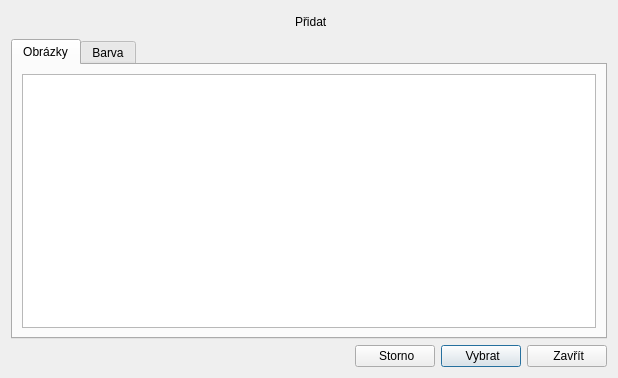
This is src/gui/backgrounddialog.ui in CZDanol/StrawLumen as Qt 5 draws it before an edit. The edited form follows.
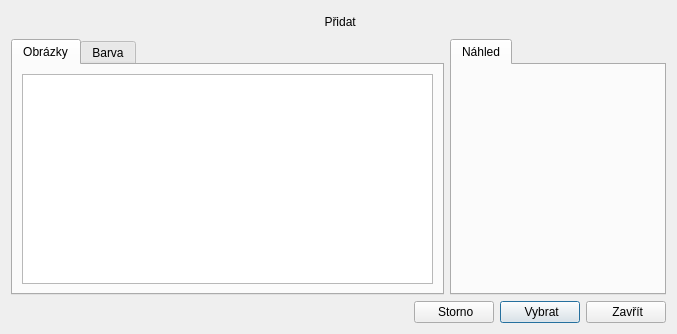
This is the edited form. The open tabs and pages were chosen to show the change. Icons and pictures are not drawn.

```diff
--- a/src/gui/backgrounddialog.ui
+++ b/src/gui/backgrounddialog.ui
@@ -6,8 +6,8 @@
    <rect>
     <x>0</x>
     <y>0</y>
-    <width>618</width>
-    <height>378</height>
+    <width>677</width>
+    <height>334</height>
    </rect>
   </property>
   <property name="acceptDrops">
@@ -57,10 +57,12 @@
     </widget>
    </item>
    <item>
+    <layout class="QHBoxLayout" name="horizontalLayout_2">
+     <item>
     <widget class="QTabWidget" name="twGallery">
      <property name="sizePolicy">
-      <sizepolicy hsizetype="Preferred" vsizetype="Expanding">
-       <horstretch>0</horstretch>
+        <sizepolicy hsizetype="Expanding" vsizetype="Expanding">
+         <horstretch>2</horstretch>
        <verstretch>0</verstretch>
       </sizepolicy>
      </property>
@@ -119,6 +121,31 @@
       </attribute>
      </widget>
     </widget>
+     </item>
+     <item>
+      <widget class="QTabWidget" name="twPreview">
+       <property name="sizePolicy">
+        <sizepolicy hsizetype="Expanding" vsizetype="Expanding">
+         <horstretch>1</horstretch>
+         <verstretch>0</verstretch>
+        </sizepolicy>
+       </property>
+       <property name="currentIndex">
+        <number>0</number>
+       </property>
+       <widget class="QWidget" name="tab_2">
+        <attribute name="icon">
+         <iconset resource="../../res/resources.qrc">
+          <normaloff>:/icons/16/Eye_16px.png</normaloff>:/icons/16/Eye_16px.png</iconset>
+        </attribute>
+        <attribute name="title">
+         <string>Náhled</string>
+        </attribute>
+        <layout class="QVBoxLayout" name="verticalLayout_3"/>
+       </widget>
+      </widget>
+     </item>
+    </layout>
    </item>
    <item>
     <layout class="QHBoxLayout" name="horizontalLayout">
```
Left out of the diff: 2 changed lines with no effect on the pictures. Lines whose indentation alone changed are shown as unchanged.
